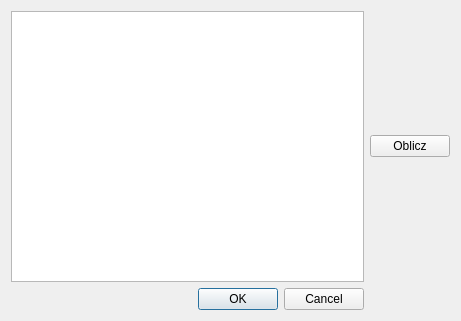
Old version of the form SelectionWindow.ui in the repository ukito-pl/UltraSoundScanViewer.
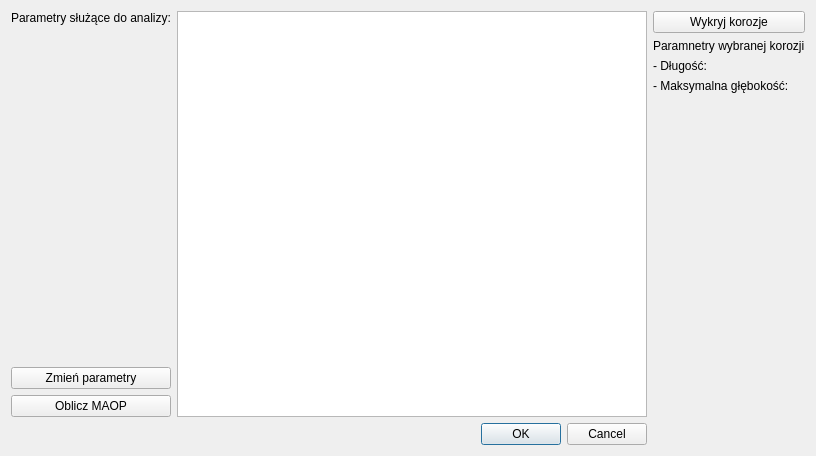
New version of the form.

Patch:
```diff
--- a/SelectionWindow.ui
+++ b/SelectionWindow.ui
@@ -6,15 +6,105 @@
    <rect>
     <x>0</x>
     <y>0</y>
-    <width>461</width>
-    <height>321</height>
+    <width>816</width>
+    <height>456</height>
    </rect>
   </property>
   <property name="windowTitle">
    <string>Dialog</string>
   </property>
-  <layout class="QGridLayout" name="gridLayout">
-   <item row="1" column="0">
+  <layout class="QGridLayout" name="gridLayout_3">
+   <item row="0" column="0" rowspan="3">
+    <layout class="QGridLayout" name="gridLayout_2">
+     <item row="0" column="0">
+      <widget class="QLabel" name="label_4">
+       <property name="text">
+        <string>Parametry służące do analizy:</string>
+       </property>
+       <property name="alignment">
+        <set>Qt::AlignLeading|Qt::AlignLeft|Qt::AlignTop</set>
+       </property>
+      </widget>
+     </item>
+     <item row="1" column="0">
+      <widget class="QPushButton" name="pushButton_3">
+       <property name="text">
+        <string>Zmień parametry</string>
+       </property>
+      </widget>
+     </item>
+     <item row="2" column="0">
+      <widget class="QPushButton" name="pushButton">
+       <property name="text">
+        <string>Oblicz MAOP</string>
+       </property>
+      </widget>
+     </item>
+    </layout>
+   </item>
+   <item row="0" column="1" rowspan="3">
+    <widget class="QGraphicsView" name="graphicsView"/>
+   </item>
+   <item row="0" column="2">
+    <widget class="QPushButton" name="pushButton_2">
+     <property name="text">
+      <string>Wykryj korozje</string>
+     </property>
+    </widget>
+   </item>
+   <item row="1" column="2">
+    <widget class="QLabel" name="label">
+     <property name="text">
+      <string>Paramnetry wybranej korozji</string>
+     </property>
+    </widget>
+   </item>
+   <item row="2" column="2">
+    <layout class="QGridLayout" name="gridLayout">
+     <item row="0" column="0">
+      <widget class="QLabel" name="label_2">
+       <property name="text">
+        <string>- Długość:</string>
+       </property>
+      </widget>
+     </item>
+     <item row="0" column="1">
+      <widget class="QLabel" name="label_6">
+       <property name="text">
+        <string/>
+       </property>
+      </widget>
+     </item>
+     <item row="1" column="0">
+      <widget class="QLabel" name="label_3">
+       <property name="text">
+        <string>- Maksymalna głębokość:</string>
+       </property>
+      </widget>
+     </item>
+     <item row="1" column="1">
+      <widget class="QLabel" name="label_5">
+       <property name="text">
+        <string/>
+       </property>
+      </widget>
+     </item>
+     <item row="2" column="0">
+      <spacer name="verticalSpacer">
+       <property name="orientation">
+        <enum>Qt::Vertical</enum>
+       </property>
+       <property name="sizeHint" stdset="0">
+        <size>
+         <width>20</width>
+         <height>40</height>
+        </size>
+       </property>
+      </spacer>
+     </item>
+    </layout>
+   </item>
+   <item row="3" column="1">
     <widget class="QDialogButtonBox" name="buttonBox">
      <property name="orientation">
       <enum>Qt::Horizontal</enum>
@@ -24,16 +114,6 @@
      </property>
     </widget>
    </item>
-   <item row="0" column="0">
-    <widget class="QGraphicsView" name="graphicsView"/>
-   </item>
-   <item row="0" column="1">
-    <widget class="QPushButton" name="pushButton">
-     <property name="text">
-      <string>Oblicz</string>
-     </property>
-    </widget>
-   </item>
   </layout>
  </widget>
  <resources/>
```
